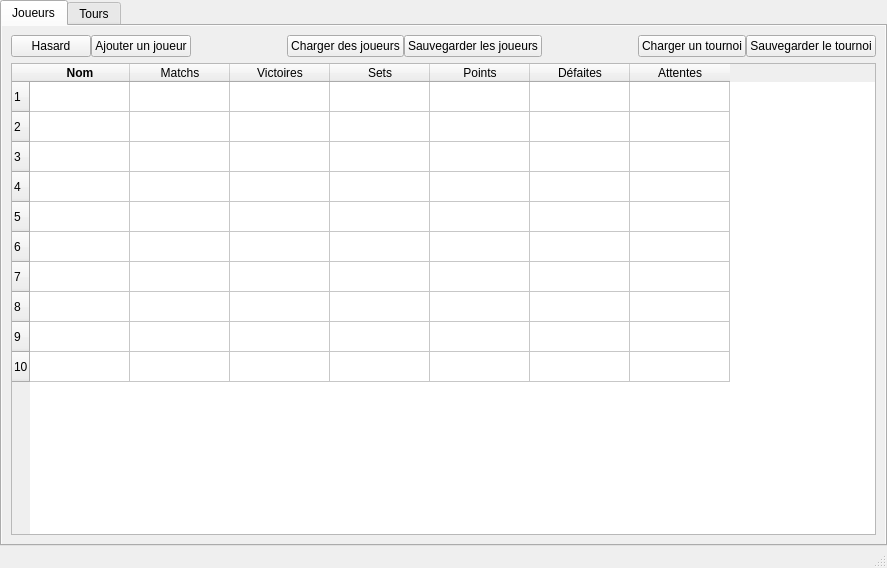
dsarrut/btm, file mainwindow/mainwindow.ui: the form before one commit.
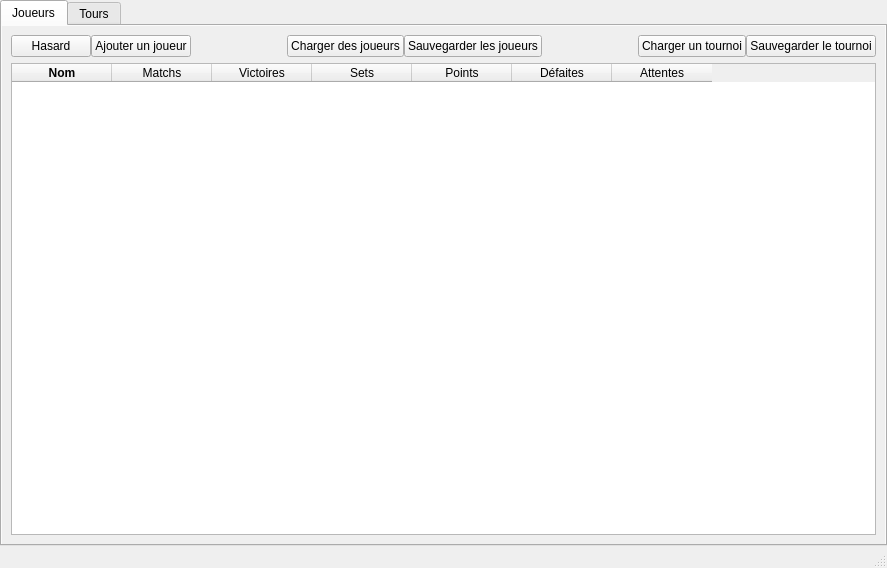
The form after the commit. Icons and pictures are not drawn. Custom widgets are drawn as their Qt base class.

The edit to the form file:
```diff
--- a/mainwindow/mainwindow.ui
+++ b/mainwindow/mainwindow.ui
@@ -168,7 +168,7 @@
              <bool>true</bool>
             </property>
             <property name="rowCount">
-             <number>10</number>
+             <number>0</number>
             </property>
             <property name="columnCount">
              <number>7</number>
@@ -185,16 +185,6 @@
             <attribute name="verticalHeaderStretchLastSection">
              <bool>false</bool>
             </attribute>
-            <row/>
-            <row/>
-            <row/>
-            <row/>
-            <row/>
-            <row/>
-            <row/>
-            <row/>
-            <row/>
-            <row/>
             <column>
              <property name="text">
               <string>Nom</string>
```
